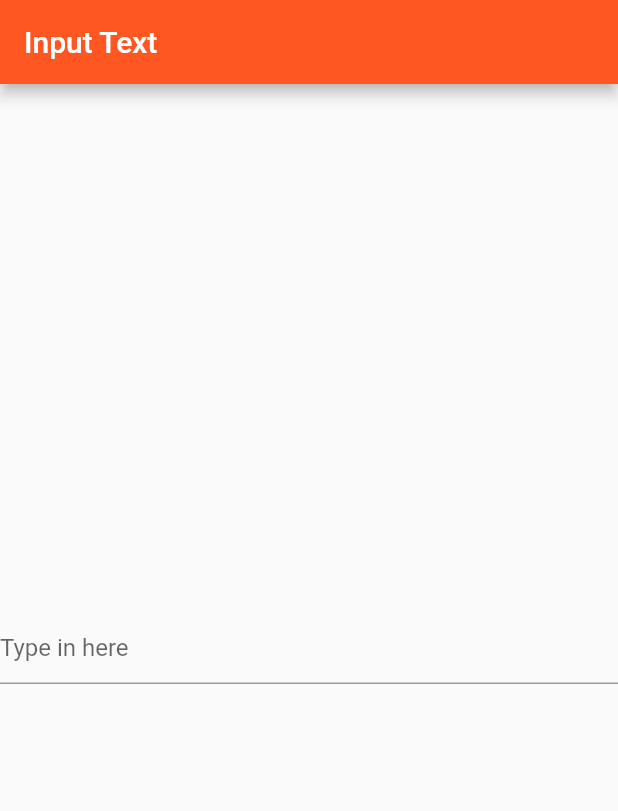
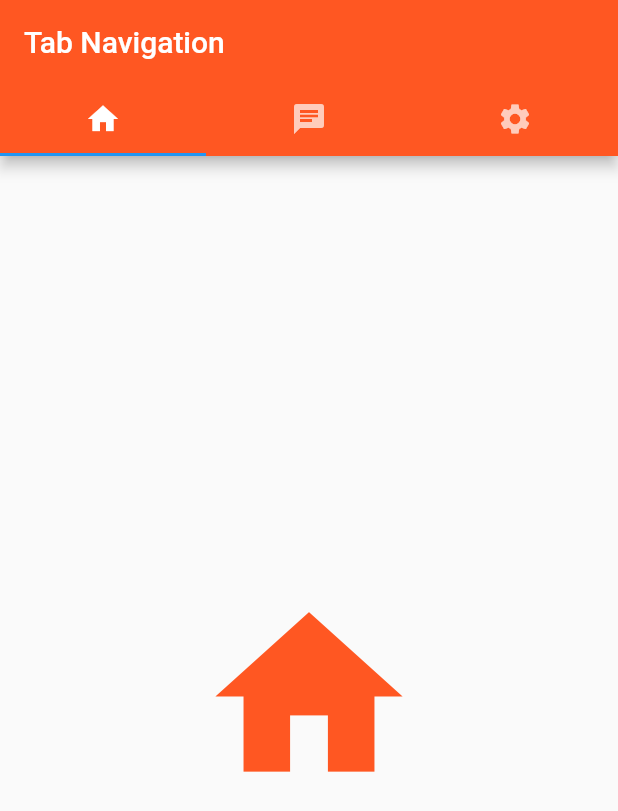
Before and after one commit to garenk02/flutter_gitbook, a Flutter app: the screen it shows after launch, on a phone screen of 412 x 824 dp. Shown: the top 811 px of the screen. Run offline on Flutter 3.47's test engine with Material 2 defaults, Android fonts, the phone set to English and light mode, and no system bars.

Commit message:
Tab Navigation

```diff
--- /dev/null
+++ b/lib/FirstPage.dart
@@ -0,0 +1,16 @@
+import 'package:flutter/material.dart';
+
+class First extends StatelessWidget {
+  @override
+  Widget build(BuildContext context) {
+    return new Container(
+      child: new Center(
+        child: new Icon(
+          Icons.home,
+          size: 150.0,
+          color: Colors.deepOrange,
+        ),
+      ),
+    );
+  }
+}
--- a/lib/main.dart
+++ b/lib/main.dart
@@ -1,47 +1,53 @@
 import 'package:flutter/material.dart';
+import './FirstPage.dart' as first;
+import './SecondPage.dart' as second;
+import './ThirdPage.dart' as third;
 
 void main() {
-  runApp(new MaterialApp(
-    home: new MyTextInput()
-  ));
+  runApp(new MaterialApp(home: new MyApp()));
 }
 
-class MyTextInput extends StatefulWidget {
+class MyApp extends StatefulWidget {
   @override
-  MyTextInputState createState() => new MyTextInputState();
+  MyTabState createState() => new MyTabState();
 }
 
-class MyTextInputState extends State<MyTextInput> {
-  final TextEditingController controller = new TextEditingController();
+class MyTabState extends State<MyApp> with SingleTickerProviderStateMixin {
+  TabController controller;
 
-  String result = '';
+  @override
+  void initState() {
+    super.initState();
+    controller = new TabController(vsync: this, length: 3);
+  }
+
+  @override
+  void dispose() {
+    controller.dispose();
+    super.dispose();
+  }
 
   @override
   Widget build(BuildContext context) {
     return new Scaffold(
-      appBar: new AppBar(title: new Text("Input Text"), backgroundColor: Colors.deepOrange),
-      body: new Container(
-        child: new Center(
-          child: new Column(
-            mainAxisAlignment: MainAxisAlignment.center,
-            children: <Widget>[
-              new TextField(
-                decoration: new InputDecoration(
-                  hintText: "Type in here"
-                ),
-                onSubmitted: (String str) {
-                  setState(() {
-                    result = result + '\n' + str;
-                  });
-                  controller.text = "";
-                },
-                controller: controller,
-              ),
-              new Text(result)
-            ],
-          ),
-        ),
-      ),
-    );
+        appBar: new AppBar(
+            title: new Text("Tab Navigation"),
+            backgroundColor: Colors.deepOrange,
+            bottom: new TabBar(
+              controller: controller,
+              tabs: <Widget>[
+                new Tab(icon: new Icon(Icons.home)),
+                new Tab(icon: new Icon(Icons.chat)),
+                new Tab(icon: new Icon(Icons.settings)),
+              ],
+            )),
+        body: new TabBarView(
+          controller: controller,
+          children: <Widget>[
+            new first.First(),
+            new second.Second(),
+            new third.Third()
+          ],
+        ));
   }
 }
```
Also changed, not shown: lib/SecondPage.dart (added, +16 -0 lines), lib/ThirdPage.dart (added, +16 -0 lines).
